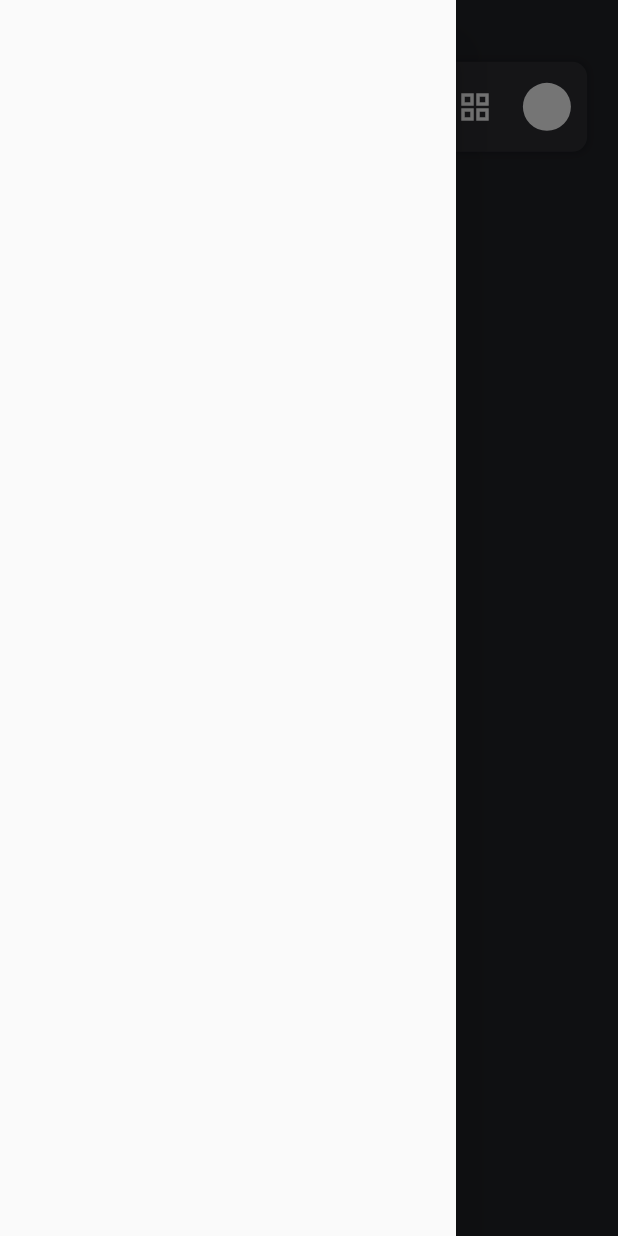
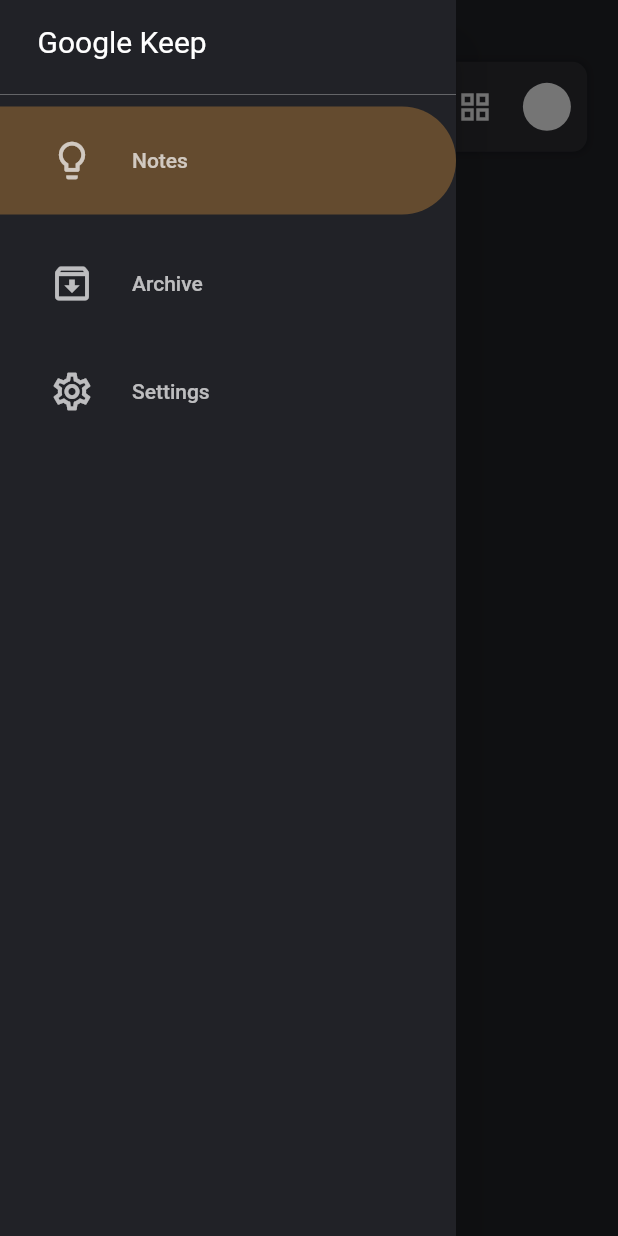
Before and after one commit to FazleyBin-Mahbub/google_keep_clone, a Flutter app: the screen it shows after launch, with the side drawer open, on a phone screen of 412 x 824 dp. Run offline on Flutter 3.47's test engine with Material 2 defaults, Android fonts, the phone set to English and light mode, and no system bars; our stand-ins replace google_fonts.

Commit message:
drawer section added

```diff
--- a/lib/pages/homepage.dart
+++ b/lib/pages/homepage.dart
@@ -1,6 +1,7 @@
 import 'package:flutter/material.dart';
 import 'package:google_fonts/google_fonts.dart';
 import 'package:google_keep_notes/constants/constanst.dart';
+import 'package:google_keep_notes/pages/sidebar.dart';
 
 class HomePage extends StatefulWidget {
   const HomePage({Key? key}) : super(key: key);
@@ -15,8 +16,9 @@
   Widget build(BuildContext context) {
     Size size = MediaQuery.of(context).size;
     return Scaffold(
+      endDrawerEnableOpenDragGesture: true,
       key: _drawerKey,
-      drawer: Drawer(),
+      drawer: SideBar(),
       backgroundColor: bgColor,
       body: SafeArea(
         child: Column(
--- /dev/null
+++ b/lib/pages/sidebar.dart
@@ -0,0 +1,95 @@
+import 'package:flutter/material.dart';
+import 'package:google_fonts/google_fonts.dart';
+import 'package:google_keep_notes/constants/constanst.dart';
+
+class SideBar extends StatefulWidget {
+  const SideBar({Key? key}) : super(key: key);
+
+  @override
+  State<SideBar> createState() => _SideBarState();
+}
+
+class _SideBarState extends State<SideBar> {
+  @override
+  Widget build(BuildContext context) {
+    return Drawer(
+      child: SafeArea(
+        child: Container(
+          decoration: BoxDecoration(
+            color: bgColor,
+          ),
+          child: ListView(
+            children: [
+              Padding(
+                padding:
+                    const EdgeInsets.symmetric(horizontal: 25.0, vertical: 16),
+                child: Text(
+                  'Google Keep',
+                  style: GoogleFonts.roboto(
+                    color: Colors.white,
+                    fontSize: 20,
+                  ),
+                ),
+              ),
+              Divider(
+                color: white.withOpacity(0.3),
+              ),
+              // first section
+              sideBarSections(
+                color: Colors.orangeAccent.withOpacity(0.3),
+                icon: Icons.lightbulb_outline,
+                title: 'Notes',
+              ),
+              SizedBox(
+                height: 10,
+              ),
+              // second section
+              sideBarSections(icon: Icons.archive_outlined, title: 'Archive'),
+              // settings section
+              sideBarSections(
+                icon: Icons.settings_outlined,
+                title: 'Settings',
+              ),
+            ],
+          ),
+        ),
+      ),
+    );
+  }
+
+  Widget sideBarSections(
+      {required IconData icon, required String title, Color? color,VoidCallback? onClick}) {
+    return TextButton(
+      style: ButtonStyle(
+        backgroundColor: MaterialStateProperty.all(
+          color,
+        ),
+        shape: MaterialStateProperty.all(
+          RoundedRectangleBorder(
+            borderRadius: BorderRadius.only(
+              topRight: Radius.circular(50),
+              bottomRight: Radius.circular(50),
+            ),
+          ),
+        ),
+      ),
+      onPressed: onClick,
+      child: ListTile(
+        leading: IconButton(
+          onPressed: () {},
+          icon: Icon(
+            icon,
+            color: Colors.white.withOpacity(0.7),
+            size: 30,
+          ),
+        ),
+        title: Text(
+          title,
+          style: GoogleFonts.roboto(
+            color: Colors.white.withOpacity(0.7),
+          ),
+        ),
+      ),
+    );
+  }
+}
```
